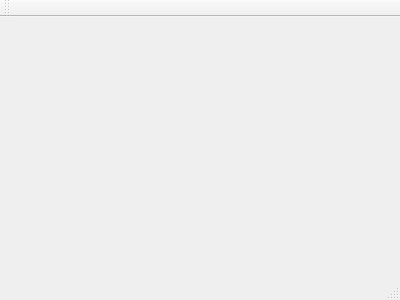
This is mainwindow.ui in Yt-trium/Amylum as Qt 5 draws it before an edit. The edited form follows.
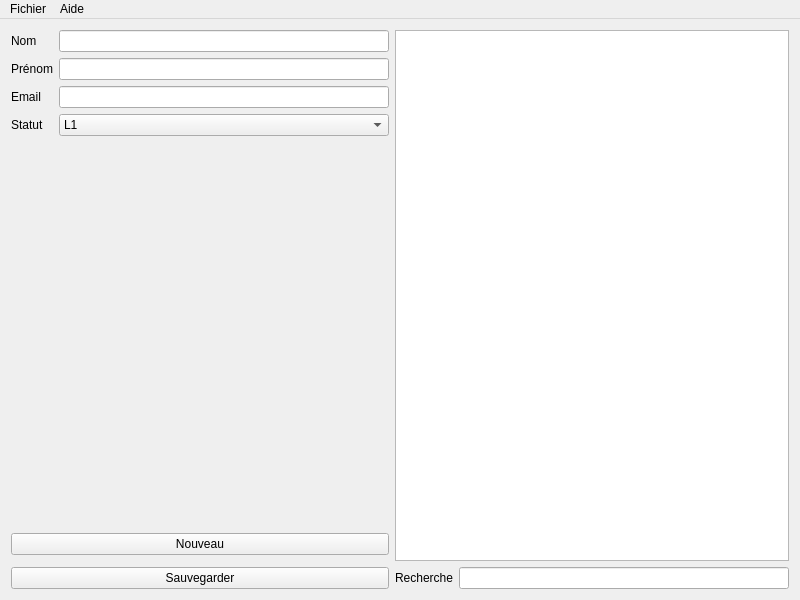
This is the edited form. Icons and pictures are not drawn.

Diff of the .ui file:
```diff
--- a/mainwindow.ui
+++ b/mainwindow.ui
@@ -1,24 +1,221 @@
 <ui version="4.0">
  <class>MainWindow</class>
- <widget class="QMainWindow" name="MainWindow" >
-  <property name="geometry" >
+ <widget class="QMainWindow" name="MainWindow">
+  <property name="geometry">
    <rect>
     <x>0</x>
     <y>0</y>
-    <width>400</width>
-    <height>300</height>
+    <width>800</width>
+    <height>600</height>
    </rect>
   </property>
   <property name="windowTitle" >
    <string>MainWindow</string>
   </property>
-  <widget class="QMenuBar" name="menuBar" />
-  <widget class="QToolBar" name="mainToolBar" />
-  <widget class="QWidget" name="centralWidget" />
-  <widget class="QStatusBar" name="statusBar" />
+  <property name="windowIcon">
+   <iconset>
+    <normaloff>icon/LogoLogicielADEM.png</normaloff>icon/LogoLogicielADEM.png</iconset>
+  </property>
+  <widget class="QWidget" name="centralWidget">
+   <layout class="QGridLayout" name="gridLayout">
+    <item row="1" column="1">
+     <widget class="QLineEdit" name="lineEdit_firstName"/>
+    </item>
+    <item row="0" column="1">
+     <widget class="QLineEdit" name="lineEdit_lastName"/>
+    </item>
+    <item row="0" column="0">
+     <widget class="QLabel" name="label_lastName">
+      <property name="text">
+       <string>Nom</string>
+      </property>
+     </widget>
+    </item>
+    <item row="1" column="0">
+     <widget class="QLabel" name="label_firstName">
+      <property name="text">
+       <string>Prénom</string>
+      </property>
+     </widget>
+    </item>
+    <item row="2" column="0">
+     <widget class="QLabel" name="label_email">
+      <property name="text">
+       <string>Email</string>
+      </property>
+     </widget>
+    </item>
+    <item row="3" column="0">
+     <widget class="QLabel" name="label_status">
+      <property name="text">
+       <string>Statut</string>
+      </property>
+     </widget>
+    </item>
+    <item row="2" column="1">
+     <widget class="QLineEdit" name="lineEdit_email"/>
+    </item>
+    <item row="3" column="1">
+     <widget class="QComboBox" name="comboBox_status">
+      <item>
+       <property name="text">
+        <string>L1</string>
+       </property>
+      </item>
+      <item>
+       <property name="text">
+        <string>L2I</string>
+       </property>
+      </item>
+      <item>
+       <property name="text">
+        <string>L2M</string>
+       </property>
+      </item>
+      <item>
+       <property name="text">
+        <string>L3I</string>
+       </property>
+      </item>
+      <item>
+       <property name="text">
+        <string>L3M</string>
+       </property>
+      </item>
+      <item>
+       <property name="text">
+        <string>M1I</string>
+       </property>
+      </item>
+      <item>
+       <property name="text">
+        <string>M1M</string>
+       </property>
+      </item>
+      <item>
+       <property name="text">
+        <string>M2I</string>
+       </property>
+      </item>
+      <item>
+       <property name="text">
+        <string>M2M</string>
+       </property>
+      </item>
+      <item>
+       <property name="text">
+        <string>DOC</string>
+       </property>
+      </item>
+      <item>
+       <property name="text">
+        <string>PROF</string>
+       </property>
+      </item>
+      <item>
+       <property name="text">
+        <string>AUTRE</string>
+       </property>
+      </item>
+     </widget>
+    </item>
+    <item row="4" column="1">
+     <spacer name="verticalSpacer">
+      <property name="orientation">
+       <enum>Qt::Vertical</enum>
+      </property>
+      <property name="sizeHint" stdset="0">
+       <size>
+        <width>20</width>
+        <height>40</height>
+       </size>
+      </property>
+     </spacer>
+    </item>
+    <item row="5" column="0" colspan="2">
+     <widget class="QPushButton" name="pushButton_new">
+      <property name="text">
+       <string>Nouveau</string>
+      </property>
+     </widget>
+    </item>
+    <item row="7" column="2">
+     <widget class="QLabel" name="label_search">
+      <property name="text">
+       <string>Recherche</string>
+      </property>
+     </widget>
+    </item>
+    <item row="7" column="0" colspan="2">
+     <widget class="QPushButton" name="pushButton_save">
+      <property name="text">
+       <string>Sauvegarder</string>
+      </property>
+     </widget>
+    </item>
+    <item row="7" column="3">
+     <widget class="QLineEdit" name="lineEdit_search"/>
+    </item>
+    <item row="0" column="2" rowspan="7" colspan="2">
+     <widget class="QListWidget" name="listWidgetMember"/>
+    </item>
+   </layout>
+  </widget>
+  <widget class="QMenuBar" name="menuBar">
+   <property name="geometry">
+    <rect>
+     <x>0</x>
+     <y>0</y>
+     <width>800</width>
+     <height>21</height>
+    </rect>
+   </property>
+   <widget class="QMenu" name="menuFichier">
+    <property name="title">
+     <string>Fichier</string>
+    </property>
+    <addaction name="actionG_n_rer_mailing"/>
+    <addaction name="actionQuitter"/>
+   </widget>
+   <widget class="QMenu" name="menuAide">
+    <property name="title">
+     <string>Aide</string>
+    </property>
+    <addaction name="action_Propos"/>
+   </widget>
+   <addaction name="menuFichier"/>
+   <addaction name="menuAide"/>
+  </widget>
+  <action name="actionG_n_rer_mailing">
+   <property name="text">
+    <string>Générer mailing</string>
+   </property>
+  </action>
+  <action name="action_Propos">
+   <property name="text">
+    <string>À Propos</string>
+   </property>
+  </action>
+  <action name="actionQuitter">
+   <property name="text">
+    <string>Quitter</string>
+   </property>
+   <property name="shortcut">
+    <string>Ctrl+Q</string>
+   </property>
+  </action>
  </widget>
- <layoutDefault spacing="6" margin="11" />
- <pixmapfunction></pixmapfunction>
+ <layoutdefault spacing="6" margin="11"/>
+ <tabstops>
+  <tabstop>lineEdit_lastName</tabstop>
+  <tabstop>lineEdit_firstName</tabstop>
+  <tabstop>lineEdit_email</tabstop>
+  <tabstop>comboBox_status</tabstop>
+  <tabstop>pushButton_new</tabstop>
+  <tabstop>pushButton_save</tabstop>
+  <tabstop>lineEdit_search</tabstop>
+  <tabstop>listWidgetMember</tabstop>
+ </tabstops>
  <resources/>
  <connections/>
 </ui>
```
Left out of the diff: 5 changed lines with no effect on the pictures.
